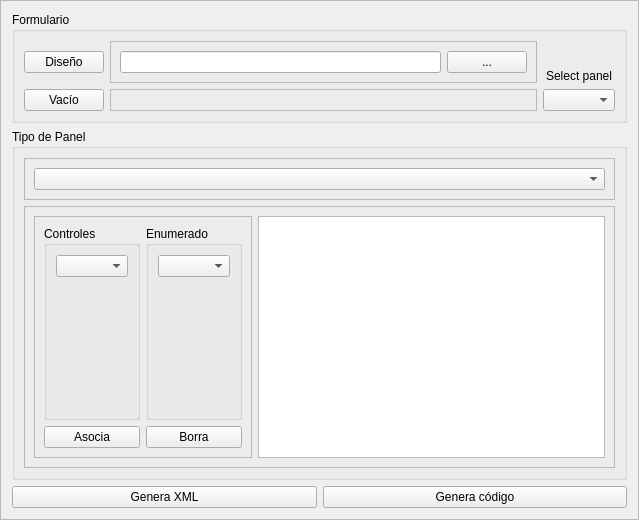
Above: src/gui/GeneratorPanel.ui from jbarceloperez/generadores before the change. Below: the same form after it.
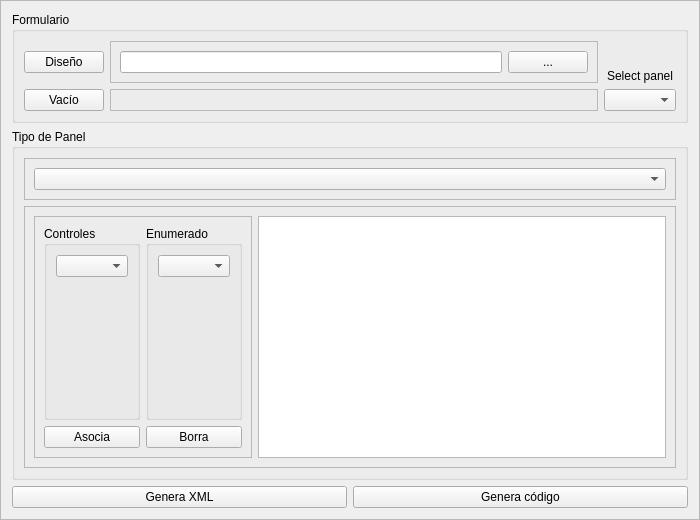
That is the form after the change.

Commit message: solo retoques de ui

```diff
--- a/src/gui/GeneratorPanel.ui
+++ b/src/gui/GeneratorPanel.ui
@@ -6,7 +6,7 @@
    <rect>
     <x>0</x>
     <y>0</y>
-    <width>639</width>
+    <width>700</width>
     <height>520</height>
    </rect>
   </property>
```
The commit also changes 2 other files.
